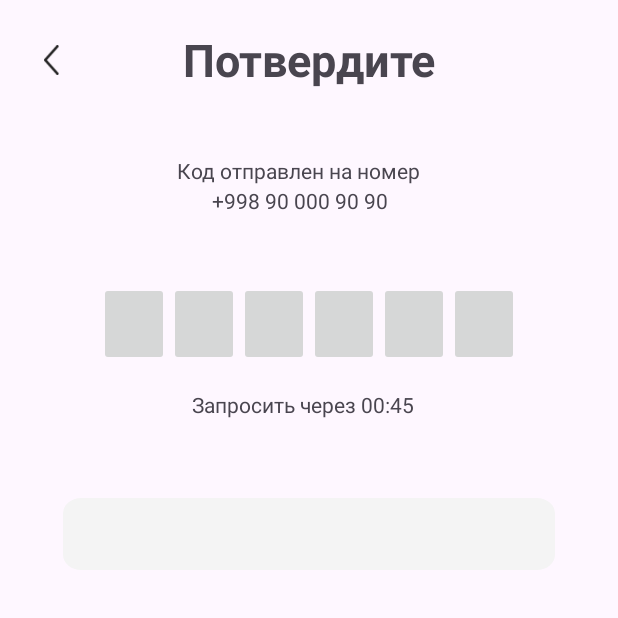
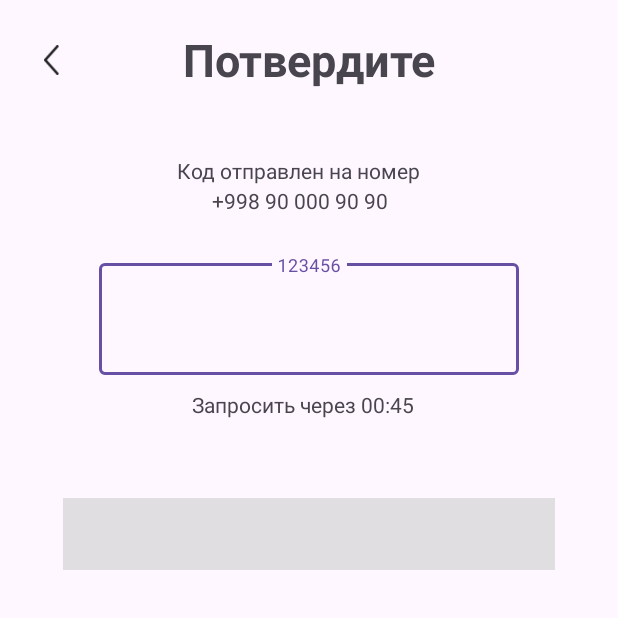
Before and after one commit to Nomonjon0124/Mobile_Bank, an Android app: the fragment VerificationFragment shown on its own in the app's theme, on a phone screen of 412 x 824 dp, the top half of it. Run offline under Robolectric (Android 15) with nearby library versions, the phone set to English and light mode, and no system bars; our stand-ins replace Dagger/Hilt's generated code; 5 statements that could not run were skipped.

Commit message:
yana qoshimchalarsjghqs

```diff
--- a/app/build.gradle
+++ b/app/build.gradle
@@ -38,7 +38,7 @@ android {
 
 dependencies {
 
-    implementation 'androidx.core:core-ktx:1.8.0'
+    implementation 'androidx.core:core-ktx:1.12.0'
     implementation 'androidx.appcompat:appcompat:1.6.1'
     implementation 'com.google.android.material:material:1.5.0'
     implementation 'androidx.constraintlayout:constraintlayout:2.1.4'
--- a/app/src/main/AndroidManifest.xml
+++ b/app/src/main/AndroidManifest.xml
@@ -3,6 +3,8 @@
     xmlns:tools="http://schemas.android.com/tools">
 
     <uses-permission android:name="android.permission.INTERNET"/>
+    <uses-permission android:name="android.permission.POST_NOTIFICATIONS" />
+
     <application
         android:allowBackup="true"
         android:dataExtractionRules="@xml/data_extraction_rules"
--- a/app/src/main/java/com/ummug/mobilebank/data/api/AuthApi.kt
+++ b/app/src/main/java/com/ummug/mobilebank/data/api/AuthApi.kt
@@ -9,4 +9,7 @@ interface AuthApi {
 
     @POST("auth/sign-up")
     suspend fun signUp(@Body signUpEntity: SignUpEntity): SignUpResponse
+
+    @POST("auth/sign-up/verify")
+    suspend fun getUseToken(@Body signUpResponse: SignUpResponse):String
 }
--- a/app/src/main/java/com/ummug/mobilebank/data/contacts/ErrorCodes.kt
+++ b/app/src/main/java/com/ummug/mobilebank/data/contacts/ErrorCodes.kt
@@ -6,4 +6,6 @@ object ErrorCodes {
     const val LAST_NAME_ERROR = 2
     const val PHONE_NUMBER = 3
     const val PASSWORD = 4
+
+    const val CODE_ERROR=5
 }
--- a/app/src/main/java/com/ummug/mobilebank/data/repository/RegisterRepository/registerRepository.kt
+++ b/app/src/main/java/com/ummug/mobilebank/data/repository/RegisterRepository/registerRepository.kt
@@ -11,4 +11,5 @@ interface registerRepository {
 
     suspend fun signUp(signUpEntity: SignUpEntity): SignUpResponse
 
+
 }
--- a/app/src/main/java/com/ummug/mobilebank/data/settings/Settings.kt
+++ b/app/src/main/java/com/ummug/mobilebank/data/settings/Settings.kt
@@ -3,4 +3,6 @@ package com.ummug.mobilebank.data.settings
 interface Settings {
     var temporaryToken: String?
     var code: String?
+
+    var usetoken:String?
 }
--- a/app/src/main/java/com/ummug/mobilebank/data/settings/SettingsImpl.kt
+++ b/app/src/main/java/com/ummug/mobilebank/data/settings/SettingsImpl.kt
@@ -3,7 +3,6 @@ package com.ummug.mobilebank.data.settings
 import android.content.Context
 import dagger.hilt.android.qualifiers.ApplicationContext
 import javax.inject.Inject
-
 class SettingsImpl @Inject constructor(@ApplicationContext context: Context) : Settings {
     private val preferences = context.getSharedPreferences("settings", Context.MODE_PRIVATE)
 
@@ -13,4 +12,8 @@ class SettingsImpl @Inject constructor(@ApplicationContext context: Context) : S
     override var code: String?
         get() = preferences.getString("code", null)
         set(value) = preferences.edit().putString("code", value).apply()
+
+    override var usetoken: String?
+        get() = preferences.getString("usetoken",null)
+        set(value) =preferences.edit().putString("usetoken", value).apply()
 }
--- a/app/src/main/java/com/ummug/mobilebank/datasource/AuthDataSource.kt
+++ b/app/src/main/java/com/ummug/mobilebank/datasource/AuthDataSource.kt
@@ -8,5 +8,9 @@ interface AuthDataSource {
      var temporaryToken: String?
      var code: String?
 
+     var usetoken:String?
+
      suspend fun signUp(signUpEntity: SignUpEntity): SignUpResponse
+
+     suspend fun getUseToken(signUpResponse: SignUpResponse):String
 }
--- a/app/src/main/java/com/ummug/mobilebank/di/NetworkModule.kt
+++ b/app/src/main/java/com/ummug/mobilebank/di/NetworkModule.kt
@@ -25,7 +25,6 @@ class NetworkModule {
             .addConverterFactory(GsonConverterFactory.create())
             .build()
     }
-
     @Provides
     @Singleton
     fun provideOkHttpClient(): OkHttpClient {
--- a/app/src/main/java/com/ummug/mobilebank/domain/SignUpUseCase.kt
+++ b/app/src/main/java/com/ummug/mobilebank/domain/SignUpUseCase.kt
@@ -31,7 +31,7 @@ class SignUpUseCase @Inject constructor(private val authRepository: registerRepo
             if (exception is IOException) return State.NoNetwork
             return State.Error(1)
         }
-        return State.Success<Unit>()
+        return State.Success(authRepository.code+authRepository.temporaryToken)
     }
 
 
--- a/app/src/main/java/com/ummug/mobilebank/ui/Verification/VerificationFragment.kt
+++ b/app/src/main/java/com/ummug/mobilebank/ui/Verification/VerificationFragment.kt
@@ -1,22 +1,26 @@
 package com.ummug.mobilebank.ui.Verification
 
 import android.os.Bundle
+import android.util.Log
 import android.view.LayoutInflater
 import android.view.View
 import android.view.ViewGroup
+import android.widget.Toast
+import androidx.core.widget.addTextChangedListener
 import androidx.fragment.app.Fragment
 import androidx.fragment.app.viewModels
+import androidx.lifecycle.Observer
 import com.ummug.mobilebank.R
+import com.ummug.mobilebank.data.contacts.ErrorCodes
 import com.ummug.mobilebank.databinding.FragmentRegisterBinding
 import com.ummug.mobilebank.databinding.FragmentVerificationBinding
+import com.ummug.mobilebank.ui.Home.HomeFragment
 import dagger.hilt.android.AndroidEntryPoint
 
 @AndroidEntryPoint
 class VerificationFragment :Fragment(R.layout.fragment_verification) {
 
-    private val verificationFragmentViewModel:VerificationFragmentViewModel by viewModels()
-
-
+    private val viewModel:VerificationFragmentViewModel by viewModels()
     private var _binding: FragmentVerificationBinding?=null ;
     private val binding get() = _binding!!
 
@@ -31,5 +35,57 @@ class VerificationFragment :Fragment(R.layout.fragment_verification) {
     override fun onViewCreated(view: View, savedInstanceState: Bundle?) {
         super.onViewCreated(view, savedInstanceState)
 
+        viewModel.openVerifyLiveData.observe(viewLifecycleOwner, openVerifyLiveDataObserver)
+        viewModel.errorLiveData.observe(viewLifecycleOwner, errorLiveDataObserver)
+        viewModel.noNetworkLiveData.observe(viewLifecycleOwner, noNetworkLiveDataObserver)
+
+        val token=arguments?.getString("token")
+        Toast.makeText(requireContext(), token, Toast.LENGTH_SHORT).show()
+
+        val code=token.toString().substring(0,6).toString()
+        val tok=token.toString().substring(6,token.toString().length).toString()
+
+        Toast.makeText(requireContext(), code, Toast.LENGTH_SHORT).show()
+        Toast.makeText(requireContext(), tok, Toast.LENGTH_SHORT).show()
+        Log.d("tag", code)
+        Log.d("tag", tok)
+        Log.d("tag", token.toString())
+
+        val text = binding.inputCode.text.toString()
+        binding.inputCode.addTextChangedListener {
+            if (it?.toString()?.length==6){
+                binding.pincodecheak.setBackgroundResource(R.color.button_color)
+            }
+            else{
+                binding.pincodecheak.setBackgroundResource(R.color.button_color_defoult)
+            }
+        }
+        binding. pincodecheak.setOnClickListener {
+            val code1 = binding.inputCode.text?.toString()
+            viewModel.getToken(code1,tok)
+            parentFragmentManager.beginTransaction()
+                .setReorderingAllowed(true)
+                .replace(R.id.container,HomeFragment())
+                .commit()
+        }
+    }
+
+    private val openVerifyLiveDataObserver: Observer<String> = Observer {
+        Toast.makeText(requireContext(), it, Toast.LENGTH_SHORT).show()
+        parentFragmentManager.beginTransaction()
+            .setReorderingAllowed(true)
+            .replace(R.id.container,HomeFragment())
+            .commit()
+
+    }
+
+    private val errorLiveDataObserver: Observer<Int> = Observer { error ->
+        when (error) {
+            ErrorCodes.CODE_ERROR -> binding.pincodeError.error = "Parol xato"
+        }
+    }
+
+    private val noNetworkLiveDataObserver: Observer<Unit> = Observer {
+        Toast.makeText(requireContext(), "Internet yo'q", Toast.LENGTH_SHORT).show()
     }
 }
--- a/app/src/main/java/com/ummug/mobilebank/ui/Verification/VerificationFragmentViewModel.kt
+++ b/app/src/main/java/com/ummug/mobilebank/ui/Verification/VerificationFragmentViewModel.kt
@@ -1,10 +1,43 @@
 package com.ummug.mobilebank.ui.Verification
 
+import androidx.lifecycle.LiveData
+import androidx.lifecycle.MutableLiveData
 import androidx.lifecycle.ViewModel
+import androidx.lifecycle.viewModelScope
+import com.ummug.mobilebank.data.contacts.State
 import com.ummug.mobilebank.data.repository.VerificationRepository.verificationRepository
+import com.ummug.mobilebank.domain.SignVerifiUseToken
 import dagger.hilt.android.lifecycle.HiltViewModel
+import kotlinx.coroutines.launch
 import javax.inject.Inject
 
 @HiltViewModel
-class VerificationFragmentViewModel @Inject constructor(private val verificationRepository: verificationRepository) : ViewModel(){
+class VerificationFragmentViewModel @Inject constructor(
+    private val signVerifiUseToken: SignVerifiUseToken
+) : ViewModel(){
+
+    private val _openVerifyLiveData = MutableLiveData<String>()
+    val openVerifyLiveData: LiveData<String> get() = _openVerifyLiveData
+    private val _errorLiveData = MutableLiveData<Int>()
+    val errorLiveData: LiveData<Int> get() = _errorLiveData
+    private val _noNetworkLiveData = MutableLiveData<Unit>()
+    val noNetworkLiveData: LiveData<Unit> get() = _noNetworkLiveData
+
+    fun getToken( code: String?, token: String?) {
+        viewModelScope.launch {
+            val state = signVerifiUseToken(code,token)
+            handleState(state)
+        }
+    }
+
+
+    private fun handleState(state: State) {
+        when (state) {
+            is State.Success<*> -> _openVerifyLiveData.postValue(state.data.toString())
+            is State.Error -> _errorLiveData.postValue(state.code)
+            State.NoNetwork -> _noNetworkLiveData.postValue(Unit)
+        }
+
+    }
+
 }
--- a/app/src/main/res/layout/fragment_verification.xml
+++ b/app/src/main/res/layout/fragment_verification.xml
@@ -47,47 +47,26 @@
         android:text="+998 90 000 90 90"
         android:layout_marginTop="124dp"
         />
-
-    <LinearLayout
+    <com.google.android.material.textfield.TextInputLayout
         android:layout_width="280dp"
-        android:layout_height="56dp"
-        android:layout_marginTop="188dp"
+        android:layout_height="80dp"
+        android:layout_marginTop="170dp"
         app:layout_constraintRight_toRightOf="parent"
         app:layout_constraintLeft_toLeftOf="parent"
         app:layout_constraintTop_toTopOf="parent"
+        android:id="@+id/pincodeError"
+        style="@style/Widget.MaterialComponents.TextInputLayout.OutlinedBox">
         >
-        <ImageButton
-            android:layout_width="wrap_content"
+        <com.google.android.material.textfield.TextInputEditText
+            android:layout_width="match_parent"
+            android:id="@+id/input_code"
             android:layout_height="match_parent"
-            android:layout_weight="1"
+            android:inputType="number"
+            android:gravity="center"
+            android:textSize="18sp"
+            android:hint="123456"
             />
-        <ImageButton
-            android:layout_width="wrap_content"
-            android:layout_height="match_parent"
-            android:layout_weight="1"
-            />
-        <ImageButton
-            android:layout_width="wrap_content"
-            android:layout_height="match_parent"
-            android:layout_weight="1"
-            />
-        <ImageButton
-            android:layout_width="wrap_content"
-            android:layout_height="match_parent"
-            android:layout_weight="1"
-            />
-        <ImageButton
-            android:layout_width="wrap_content"
-            android:layout_height="match_parent"
-            android:layout_weight="1"
-            />
-        <ImageButton
-            android:layout_width="wrap_content"
-            android:layout_height="match_parent"
-            android:layout_weight="1"
-            />
-    </LinearLayout>
-
+    </com.google.android.material.textfield.TextInputLayout>
     <TextView
         android:layout_width="156dp"
         android:layout_height="22dp"
@@ -98,16 +77,16 @@
         android:textSize="14sp"
         android:text="Запросить через 00:45"
         />
-    <ImageButton
+    <LinearLayout
         android:id="@+id/pincodecheak"
         android:layout_width="328dp"
         android:layout_height="48dp"
+        android:background="#99CFCFCF"
         app:layout_constraintTop_toTopOf="parent"
         app:layout_constraintLeft_toLeftOf="parent"
         app:layout_constraintRight_toRightOf="parent"
         android:layout_marginTop="332dp"
-        android:background="@drawable/sign_rectangle"
-        />
+        android:orientation="horizontal" />
 
 
 
```
Also changed, not shown: app/src/main/java/com/ummug/mobilebank/data/repository/VerificationRepository/verificationRepository.kt (+6 -1 lines), app/src/main/java/com/ummug/mobilebank/data/repository/VerificationRepository/verificationRepositoryImpl.kt (+14 -1 lines), app/src/main/java/com/ummug/mobilebank/datasource/AuthDataSourceImpl.kt (+10 -0 lines), app/src/main/java/com/ummug/mobilebank/domain/SignVerifiUseToken.kt (added, +24 -0 lines), app/src/main/java/com/ummug/mobilebank/ui/Register/RegisterFragment.kt (+74 -23 lines), app/src/main/java/com/ummug/mobilebank/ui/Register/RegisterFragmentViewModel.kt (+3 -4 lines).
